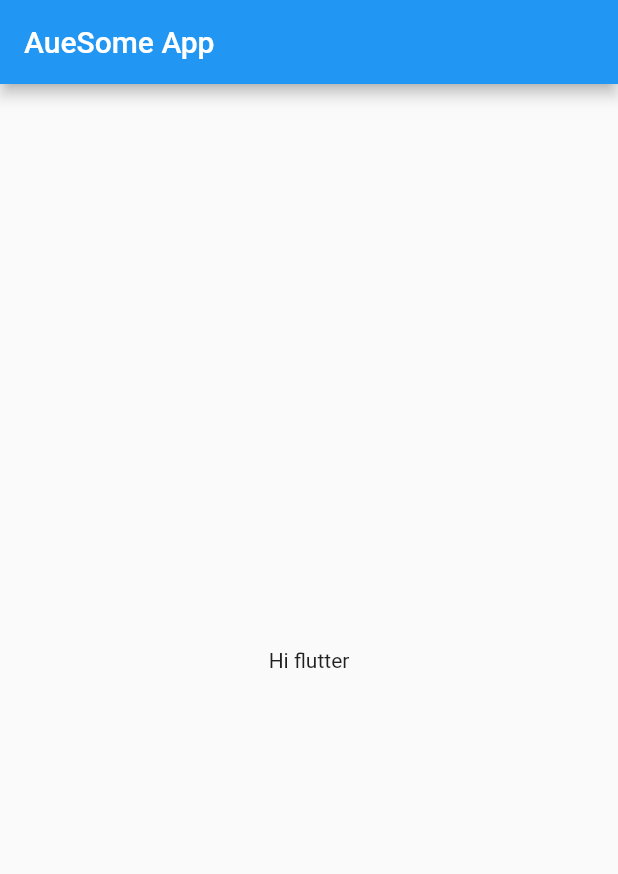
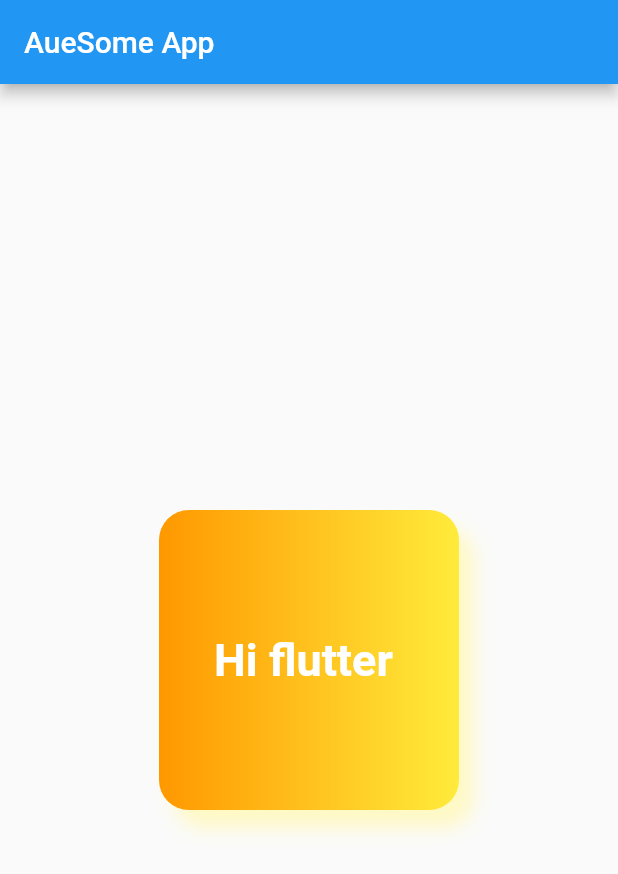
Before and after one commit to NIKUPASWAN/FLUTTER_Basic_App, a Flutter app: the screen it shows after launch, on a phone screen of 412 x 824 dp. Shown: the top 874 px of the screen. Run offline on Flutter 3.47's test engine with Material 2 defaults, Android fonts, the phone set to English and light mode, and no system bars.

Commit message:
ch#2 completed

```diff
--- a/lib/main.dart
+++ b/lib/main.dart
@@ -14,7 +14,32 @@ class HomePage extends StatelessWidget {
       appBar: AppBar(
         title: Text('AueSome App'),
       ),
-      body: Container(child:   Center(child: Text('Hi flutter'))),
+      body: Center(child: Container(
+        padding: EdgeInsets.all(10),
+        alignment: Alignment.center,
+
+        height: 200,
+        width: 200,
+        child: ( Text('Hi flutter ',
+        style: TextStyle(fontWeight: FontWeight.bold,
+        fontSize: 30,color: Colors.white),))
+        ,decoration: BoxDecoration(
+         // shape: BoxShape.circle,
+         borderRadius: BorderRadius.circular(20),
+         boxShadow:[
+           BoxShadow(color: Colors.yellow[100],
+           blurRadius: 10,
+           offset: Offset(10,12)
+
+
+            ) ] ,
+          color: Colors.teal,
+          gradient:LinearGradient (colors:[
+         Colors.orange,Colors.yellow
+          ] ,
+          )
+        ),
+      ) ,)
     );
   }
 }
```
